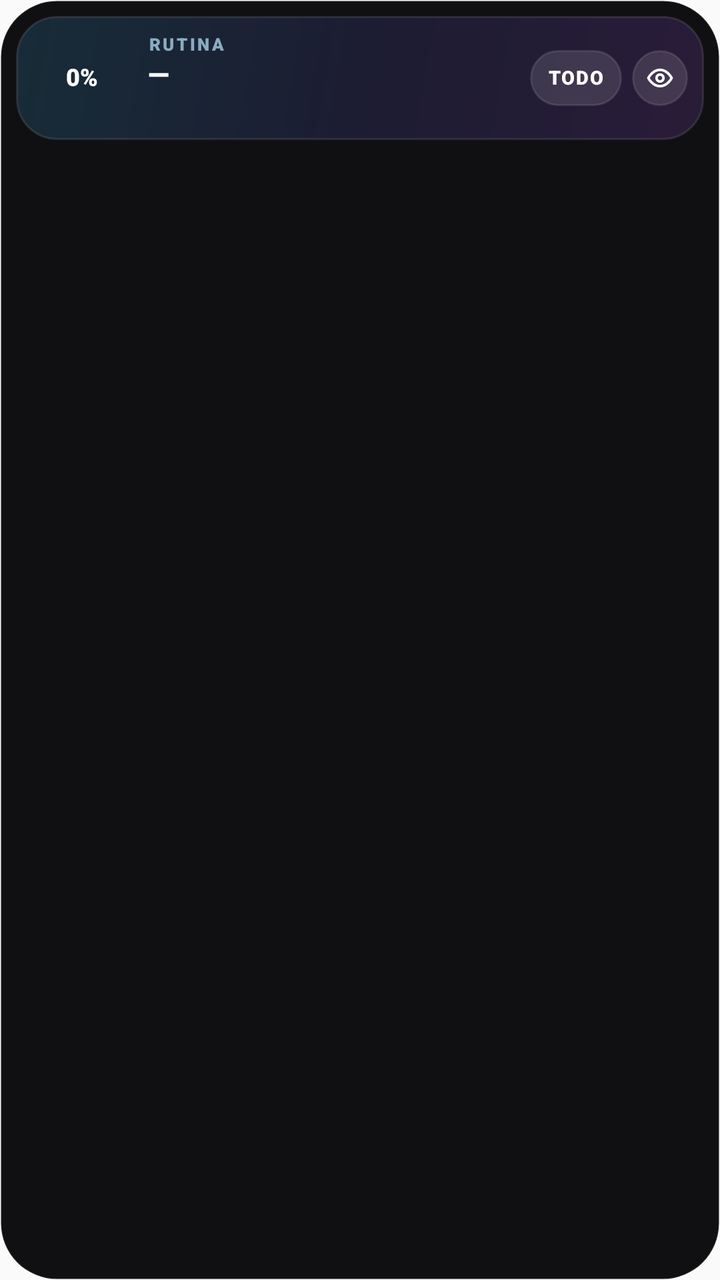
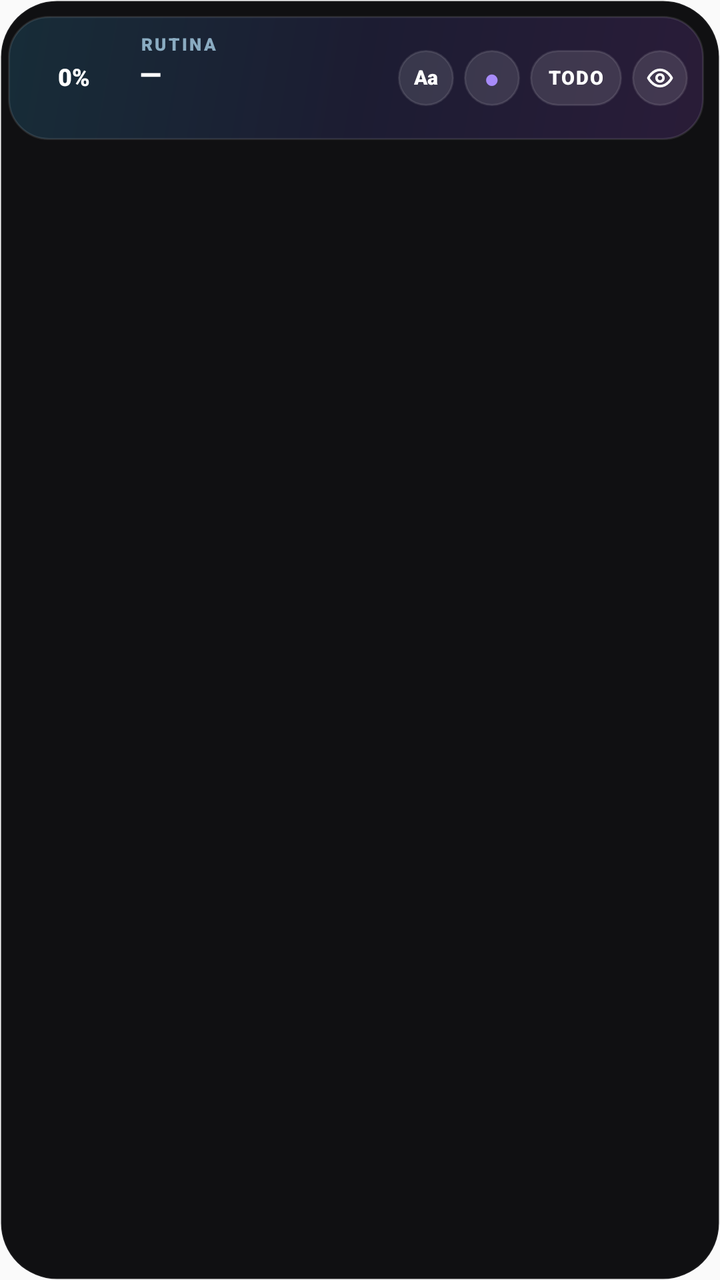

Compare the two renders of this Android layout. The source of the first and the diff that turns it into the second are given below.
<!-- AndroidManifest.xml: application theme AppTheme -->
<!-- res/layout/widget_routine.xml -->
<?xml version="1.0" encoding="utf-8"?>
<FrameLayout xmlns:android="http://schemas.android.com/apk/res/android"
    android:id="@+id/routine_root"
    android:layout_width="match_parent"
    android:layout_height="match_parent">

    <ImageView
        android:id="@+id/routine_background"
        android:layout_width="match_parent"
        android:layout_height="match_parent"
        android:scaleType="fitXY"
        android:src="@drawable/widget_background" />

    <LinearLayout
        android:layout_width="match_parent"
        android:layout_height="match_parent"
        android:orientation="vertical"
        android:padding="8dp">

        
        <FrameLayout
            android:id="@+id/routine_hero"
            android:layout_width="match_parent"
            android:layout_height="wrap_content"
            android:layout_marginBottom="6dp"
            android:clickable="true">

            <ImageView
                android:layout_width="match_parent"
                android:layout_height="match_parent"
                android:scaleType="fitXY"
                android:src="@drawable/widget_routine_hero_bg" />

            <LinearLayout
                android:layout_width="match_parent"
                android:layout_height="wrap_content"
                android:gravity="center_vertical"
                android:orientation="horizontal"
                android:paddingStart="10dp"
                android:paddingTop="8dp"
                android:paddingEnd="8dp"
                android:paddingBottom="8dp">

                <FrameLayout
                    android:id="@+id/routine_ring_box"
                    android:layout_width="46dp"
                    android:layout_height="46dp">

                    <ImageView
                        android:id="@+id/routine_ring"
                        android:layout_width="46dp"
                        android:layout_height="46dp"
                        android:scaleType="fitXY" />

                    <TextView
                        android:id="@+id/routine_ring_pct"
                        android:layout_width="wrap_content"
                        android:layout_height="wrap_content"
                        android:layout_gravity="center"
                        android:fontFamily="sans-serif-black"
                        android:includeFontPadding="false"
                        android:text="0%"
                        android:textColor="#FFFFFF"
                        android:textSize="12sp" />
                </FrameLayout>

                <LinearLayout
                    android:layout_width="0dp"
                    android:layout_height="wrap_content"
                    android:layout_weight="1"
                    android:orientation="vertical"
                    android:paddingStart="10dp"
                    android:paddingEnd="6dp">

                    <TextView
                        android:id="@+id/routine_label"
                        android:layout_width="match_parent"
                        android:layout_height="wrap_content"
                        android:ellipsize="end"
                        android:fontFamily="sans-serif-black"
                        android:includeFontPadding="false"
                        android:letterSpacing="0.14"
                        android:maxLines="1"
                        android:text="RUTINA"
                        android:textColor="#B3BAE6FD"
                        android:textSize="8.5sp" />

                    <TextView
                        android:id="@+id/routine_next_title"
                        android:layout_width="match_parent"
                        android:layout_height="wrap_content"
                        android:layout_marginTop="2dp"
                        android:ellipsize="end"
                        android:fontFamily="sans-serif-black"
                        android:includeFontPadding="false"
                        android:maxLines="1"
                        android:text="—"
                        android:textColor="#FFFFFF"
                        android:textSize="14sp" />

                    <TextView
                        android:id="@+id/routine_stats"
                        android:layout_width="match_parent"
                        android:layout_height="wrap_content"
                        android:layout_marginTop="3dp"
                        android:ellipsize="end"
                        android:fontFamily="sans-serif-medium"
                        android:includeFontPadding="false"
                        android:maxLines="1"
                        android:text=""
                        android:textColor="#66FFFFFF"
                        android:textSize="10sp" />
                </LinearLayout>

                
                <LinearLayout
                    android:layout_width="wrap_content"
                    android:layout_height="wrap_content"
                    android:gravity="center_vertical"
                    android:orientation="horizontal">

                    <FrameLayout
                        android:id="@+id/routine_filter_btn"
                        android:layout_width="wrap_content"
                        android:layout_height="28dp"
                        android:background="@drawable/widget_routine_pill_bg"
                        android:clickable="true"
                        android:paddingStart="9dp"
                        android:paddingEnd="9dp">

                        <TextView
                            android:id="@+id/routine_filter_text"
                            android:layout_width="wrap_content"
                            android:layout_height="wrap_content"
                            android:layout_gravity="center"
                            android:fontFamily="sans-serif-black"
                            android:includeFontPadding="false"
                            android:letterSpacing="0.06"
                            android:text="TODO"
                            android:textColor="#FFFFFF"
                            android:textSize="9.5sp" />
                    </FrameLayout>

                    <FrameLayout
                        android:id="@+id/routine_done_btn"
                        android:layout_width="28dp"
                        android:layout_height="28dp"
                        android:layout_marginStart="5dp"
                        android:background="@drawable/widget_routine_btn_bg"
                        android:clickable="true">

                        <ImageView
                            android:id="@+id/routine_done_icon"
                            android:layout_width="14dp"
                            android:layout_height="14dp"
                            android:layout_gravity="center"
                            android:src="@drawable/ic_routine_eye" />
                    </FrameLayout>
                </LinearLayout>
            </LinearLayout>
        </FrameLayout>

        <ListView
            android:id="@+id/routine_list"
            android:layout_width="match_parent"
            android:layout_height="0dp"
            android:layout_weight="1"
            android:clipToPadding="false"
            android:divider="@null"
            android:dividerHeight="0dp"
            android:fadingEdge="none"
            android:scrollbars="none" />

        <TextView
            android:id="@+id/routine_empty"
            android:layout_width="match_parent"
            android:layout_height="0dp"
            android:layout_weight="1"
            android:fontFamily="sans-serif-medium"
            android:gravity="center"
            android:lineSpacingExtra="2dp"
            android:paddingStart="16dp"
            android:paddingEnd="16dp"
            android:text="Nada programado para hoy"
            android:textColor="#66FFFFFF"
            android:textSize="12sp"
            android:visibility="gone" />
    </LinearLayout>
</FrameLayout>
<!-- resources referenced by this layout -->
<resources>
  <!-- drawable ic_routine_eye (drawable) -->
  <?xml version="1.0" encoding="utf-8"?>
  <vector xmlns:android="http://schemas.android.com/apk/res/android" android:width="24dp" android:height="24dp" android:viewportWidth="24" android:viewportHeight="24">
      <path android:pathData="M2,12s3.5,-7 10,-7 10,7 10,7 -3.5,7 -10,7 -10,-7 -10,-7z" android:strokeColor="#FFFFFFFF" android:strokeWidth="2.2" android:strokeLineCap="round" android:strokeLineJoin="round" android:fillColor="#00000000" />
      <path android:pathData="M15,12A3,3 0,1 1,9 12A3,3 0,1 1,15 12z" android:strokeColor="#FFFFFFFF" android:strokeWidth="2.2" android:strokeLineCap="round" android:strokeLineJoin="round" android:fillColor="#00000000" />
  </vector>
  <!-- drawable widget_background (drawable) -->
  <?xml version="1.0" encoding="utf-8"?>
  <shape xmlns:android="http://schemas.android.com/apk/res/android"
      android:shape="rectangle">
      <solid android:color="#F0020204" />
      <corners android:radius="28dp" />
      <stroke
          android:width="1dp"
          android:color="#0DFFFFFF" />
  </shape>
  <!-- drawable widget_routine_btn_bg (drawable) -->
  <?xml version="1.0" encoding="utf-8"?>
  <shape xmlns:android="http://schemas.android.com/apk/res/android" android:shape="oval">
      <solid android:color="#1FFFFFFF" />
      <stroke android:width="1dp" android:color="#1AFFFFFF" />
  </shape>
  <!-- drawable widget_routine_hero_bg (drawable) -->
  <?xml version="1.0" encoding="utf-8"?>
  <shape xmlns:android="http://schemas.android.com/apk/res/android" android:shape="rectangle">
      <gradient
          android:angle="315"
          android:startColor="#2938BDF8"
          android:centerColor="#246366F1"
          android:endColor="#2AA855F7"
          android:type="linear" />
      <corners android:radius="20dp" />
      <stroke android:width="1dp" android:color="#1AFFFFFF" />
  </shape>
  <!-- drawable widget_routine_pill_bg (drawable) -->
  <?xml version="1.0" encoding="utf-8"?>
  <shape xmlns:android="http://schemas.android.com/apk/res/android" android:shape="rectangle">
      <solid android:color="#1FFFFFFF" />
      <corners android:radius="14dp" />
      <stroke android:width="1dp" android:color="#1AFFFFFF" />
  </shape>
  <style name="AppTheme" parent="Theme.AppCompat.Light.DarkActionBar">
          
          <item name="colorPrimary">@color/colorPrimary</item>
          <item name="colorPrimaryDark">@color/colorPrimaryDark</item>
          <item name="colorAccent">@color/colorAccent</item>
      </style>
</resources>

<!-- the commit's change to res/layout/widget_routine.xml (unified diff, before → after) -->
@@ -15,7 +15,10 @@
         android:layout_width="match_parent"
         android:layout_height="match_parent"
         android:orientation="vertical"
-        android:padding="8dp">
+        android:paddingStart="4dp"
+        android:paddingTop="8dp"
+        android:paddingEnd="8dp"
+        android:paddingBottom="8dp">
 
         
         <FrameLayout
@@ -118,6 +121,45 @@
                     android:layout_height="wrap_content"
                     android:gravity="center_vertical"
                     android:orientation="horizontal">
+
+                    <FrameLayout
+                        android:id="@+id/routine_zoom_btn"
+                        android:layout_width="28dp"
+                        android:layout_height="28dp"
+                        android:layout_marginEnd="5dp"
+                        android:background="@drawable/widget_routine_btn_bg"
+                        android:clickable="true">
+
+                        <TextView
+                            android:id="@+id/routine_zoom_text"
+                            android:layout_width="wrap_content"
+                            android:layout_height="wrap_content"
+                            android:layout_gravity="center"
+                            android:fontFamily="sans-serif-black"
+                            android:includeFontPadding="false"
+                            android:text="Aa"
+                            android:textColor="#FFFFFF"
+                            android:textSize="10sp" />
+                    </FrameLayout>
+
+                    <FrameLayout
+                        android:id="@+id/routine_color_btn"
+                        android:layout_width="28dp"
+                        android:layout_height="28dp"
+                        android:layout_marginEnd="5dp"
+                        android:background="@drawable/widget_routine_btn_bg"
+                        android:clickable="true">
+
+                        <TextView
+                            android:id="@+id/routine_color_dot"
+                            android:layout_width="wrap_content"
+                            android:layout_height="wrap_content"
+                            android:layout_gravity="center"
+                            android:includeFontPadding="false"
+                            android:text="●"
+                            android:textColor="#A78BFA"
+                            android:textSize="13sp" />
+                    </FrameLayout>
 
                     <FrameLayout
                         android:id="@+id/routine_filter_btn"
